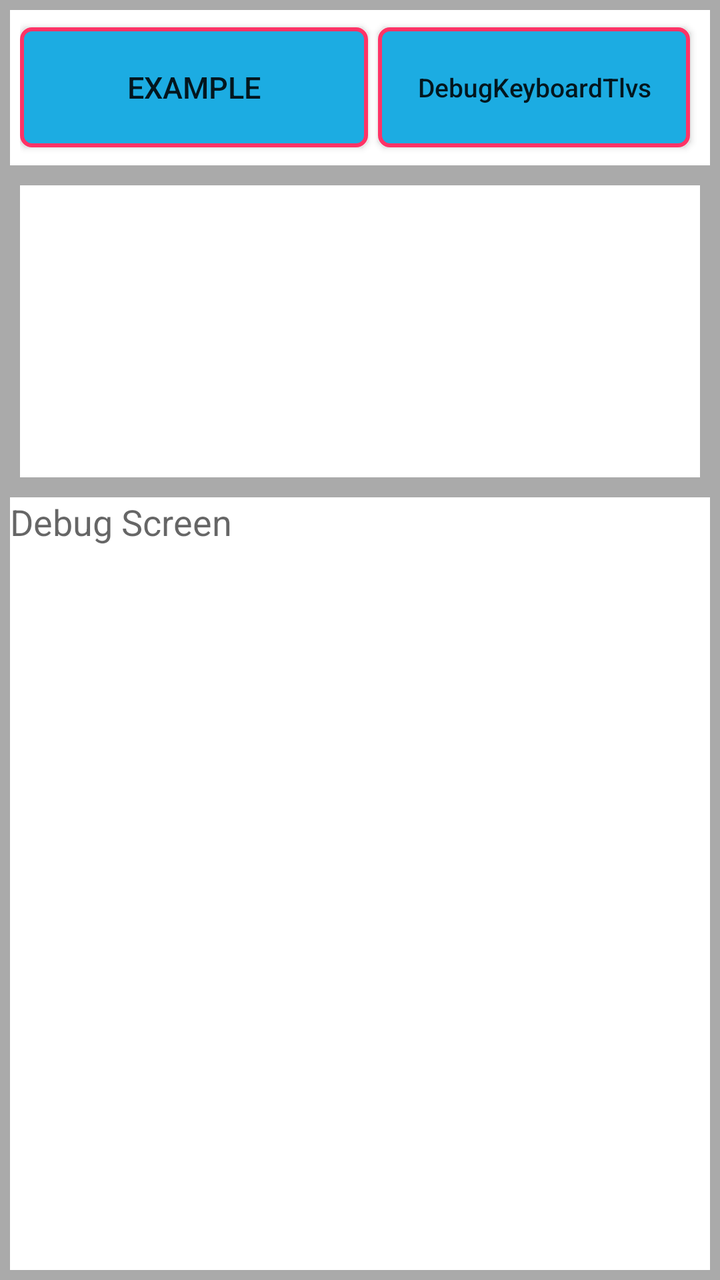
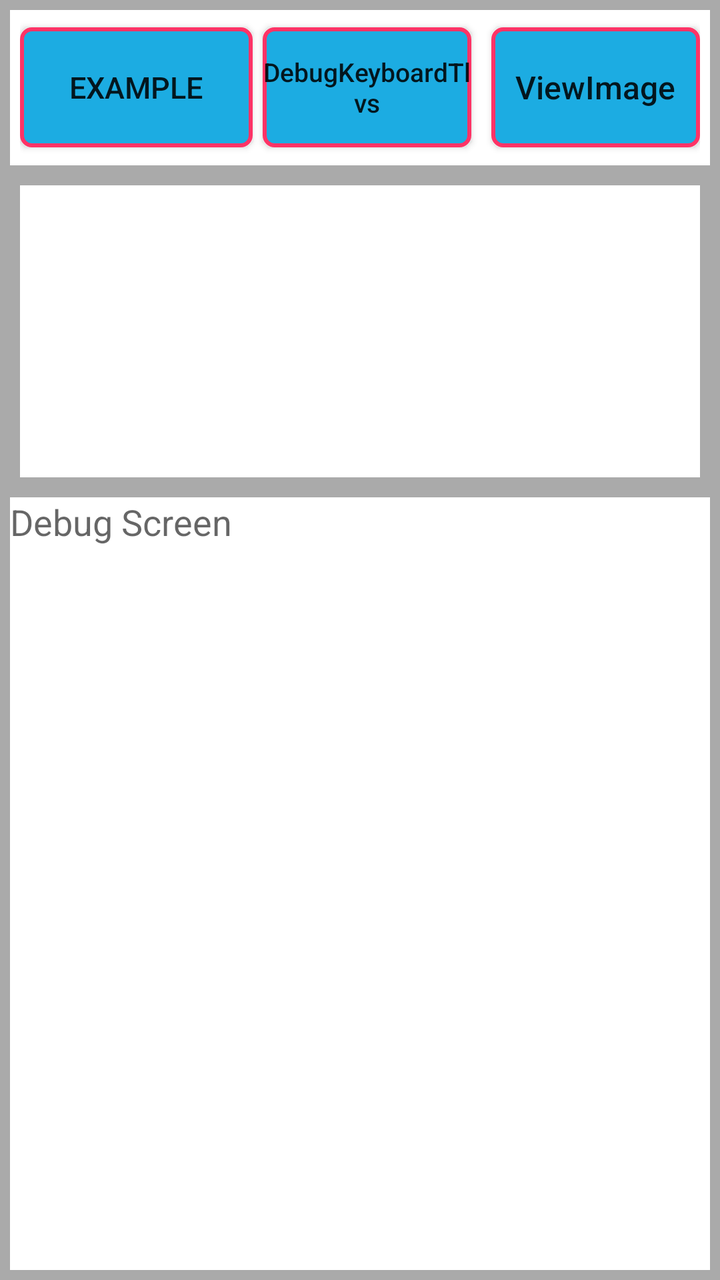

Compare the two renders of this Android layout. The source of the first and the diff that turns it into the second are given below.
<!-- AndroidManifest.xml: application theme AppTheme -->
<!-- res/layout/activity_main.xml -->
<?xml version="1.0" encoding="utf-8"?>
<android.support.v7.widget.LinearLayoutCompat xmlns:android="http://schemas.android.com/apk/res/android"
    xmlns:app="http://schemas.android.com/apk/res-auto"
    xmlns:tools="http://schemas.android.com/tools"
    android:layout_width="match_parent"
    android:layout_height="match_parent"
    android:layout_weight="1"
    android:background="#FFAAAAAA"
    android:gravity="center"
    android:orientation="vertical"
    android:padding="5dp"
    tools:context=".MainActivity">

    <LinearLayout
        android:layout_width="match_parent"
        android:layout_height="0dip"
        android:layout_weight="2.236"
        android:background="#FFAAAAAA"
        android:orientation="vertical">

        <LinearLayout
            android:layout_width="match_parent"
            android:layout_height="0dip"
            android:layout_weight="1"
            android:background="@drawable/bg_textview_shape"
            android:gravity="center"
            android:orientation="horizontal"
            android:padding="5dp">

            <Button
                android:id="@+id/btn_test1"
                android:layout_width="0dp"
                android:layout_height="60dp"
                android:layout_weight="1.118"
                android:background="@drawable/button_selector"
                android:padding="5dp"
                android:text="@string/test1"
                android:textSize="15sp" />

            <Button
                android:id="@+id/btn_test2"
                android:layout_width="0dp"
                android:layout_height="60dp"
                android:layout_marginLeft="5dp"
                android:layout_marginRight="5dp"
                android:layout_weight="1.0"
                android:background="@drawable/button_selector"
                android:text="@string/test2"
                android:textAllCaps="false"
                android:textSize="13sp" />
            <Button
                android:id="@+id/btn_test3"
                android:layout_width="0dp"
                android:layout_height="60dp"
                android:layout_weight="1.0"
                android:background="@drawable/button_selector"
                android:text="@string/test3"
                android:visibility="gone"
                android:textSize="16sp" />

        </LinearLayout>

        <LinearLayout
            android:layout_width="match_parent"
            android:layout_height="0dip"
            android:layout_marginTop="5dp"
            android:layout_weight="2"
            android:background="#FFAAAAAA"
            android:gravity="center"
            android:orientation="horizontal"
            android:padding="5dp">
            <TextView
                android:id="@+id/text_warning"
                android:layout_width="match_parent"
                android:layout_height="match_parent"
                android:background="@drawable/bg_textview_shape"
                android:padding="5dp"
                android:text="@string/info_hint"
                android:textSize="15sp" />

            <Button
                android:id="@+id/btn_log_clean"
                android:layout_width="0dp"
                android:layout_height="60dp"
                android:layout_marginLeft="5dp"
                android:layout_weight="1.0"
                android:background="@drawable/button_selector"
                android:text="@string/log_clean"
                android:visibility="gone"
                android:textSize="16sp" />

        </LinearLayout>
    </LinearLayout>


    <LinearLayout
        android:layout_width="match_parent"
        android:layout_height="0dip"
        android:layout_marginTop="5dp"
        android:layout_weight="3.618"
        android:orientation="vertical">

        
            
            
            

        <TextView
            android:id="@+id/text_result"
            android:layout_width="match_parent"
            android:layout_height="match_parent"
            android:background="@drawable/bg_textview_shape"
            android:hint="@string/logcat_output"
            android:scrollbars="vertical"
            android:textSize="18sp" />
    </LinearLayout>

</android.support.v7.widget.LinearLayoutCompat>
<!-- resources referenced by this layout -->
<resources>
  <!-- drawable bg_textview_shape (drawable) -->
  <?xml version="1.0" encoding="utf-8"?>
  <shape xmlns:android="http://schemas.android.com/apk/res/android" >
      
  	
  	<solid android:color="#FFFFFF"/>
  </shape>
  <!-- drawable button_selector (drawable) -->
  <?xml version="1.0" encoding="utf-8"?>
  
  <selector xmlns:android="http://schemas.android.com/apk/res/android">
  
      
  
      <item android:state_pressed="true"><shape android:shape="rectangle">
              <corners android:radius="5dp" />
  
              <stroke android:width="2dp" android:color="#FF3366" />
  
              <solid android:color="@color/bt_press" />
          </shape></item>
      <item android:state_pressed="false"><shape android:shape="rectangle">
              <corners android:radius="5dp" />
  
              <solid android:color="@color/bt_default" />
  
              <stroke android:width="2dp" android:color="#FF3366" />
          </shape></item>
  
  </selector>
  <string name="info_hint" />
  <string name="log_clean">Clear_Logs</string>
  <string name="logcat_output">Debug Screen</string>
  <string name="test1">Example</string>
  <string name="test2">DebugKeyboardTlvs</string>
  <string name="test3">Test3</string>
  <style name="AppTheme" parent="Base.Theme.AppCompat.Light.DarkActionBar">
      
          <item name="colorPrimary">@color/colorPrimary</item>
          <item name="colorPrimaryDark">@color/colorPrimaryDark</item>
          <item name="colorAccent">@color/colorAccent</item>
      </style>
  <color name="bt_press">#FF0859DA</color>
  <color name="bt_default">#FF1CACE2</color>
  <color name="colorPrimary">#3F51B5</color>
  <color name="colorPrimaryDark">#303F9F</color>
  <color name="colorAccent">#FF4081</color>
</resources>

<!-- the commit's change to res/layout/activity_main.xml (unified diff, before → after) -->
@@ -58,6 +58,17 @@
                 android:visibility="gone"
                 android:textSize="16sp" />
 
+            <Button
+                android:id="@+id/btn_test4"
+                android:layout_width="0dp"
+                android:layout_height="60dp"
+                android:layout_marginLeft="5dp"
+                android:layout_weight="1.0"
+                android:background="@drawable/button_selector"
+                android:text="@string/test4"
+                android:textAllCaps="false"
+                android:textSize="16sp" />
+
         </LinearLayout>
 
         <LinearLayout
<!-- resource entries referenced after the edit -->
@@ -36,6 +36,7 @@
   <string name="test1">Example</string>
   <string name="test2">DebugKeyboardTlvs</string>
   <string name="test3">Test3</string>
+  <string name="test4">ViewImage</string>
   <style name="AppTheme" parent="Base.Theme.AppCompat.Light.DarkActionBar">
       
           <item name="colorPrimary">@color/colorPrimary</item>
